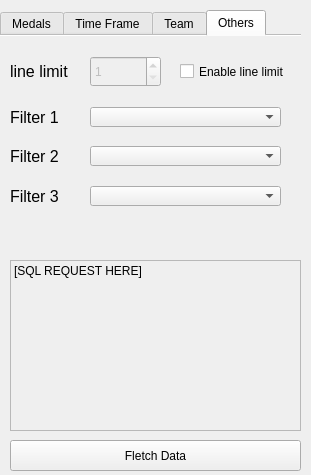
Above: data/UIs/RequestOptions.ui from LiamB72/TROPHEE_NSI before the change. Below: the same form after it.
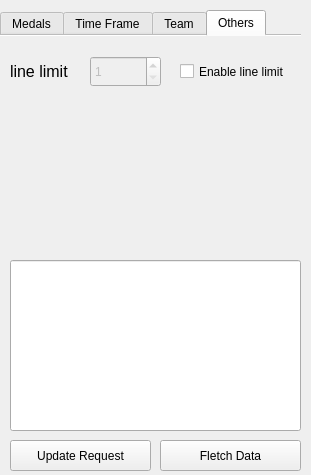
That is the form after the change. The open tabs and pages were chosen to show the change.

Commit message: Made the sql request actually fletch something when prompted to.

Patch:
```diff
--- a/data/UIs/RequestOptions.ui
+++ b/data/UIs/RequestOptions.ui
@@ -352,93 +352,22 @@
        <string>Enable line limit</string>
       </property>
      </widget>
-     <widget class="QLabel" name="label_2">
-      <property name="geometry">
-       <rect>
-        <x>10</x>
-        <y>71</y>
-        <width>91</width>
-        <height>20</height>
-       </rect>
-      </property>
-      <property name="font">
-       <font>
-        <pointsize>12</pointsize>
-       </font>
-      </property>
-      <property name="text">
-       <string>Filter 1</string>
-      </property>
-     </widget>
-     <widget class="QComboBox" name="comboBox">
-      <property name="geometry">
-       <rect>
-        <x>90</x>
-        <y>71</y>
-        <width>191</width>
-        <height>20</height>
-       </rect>
-      </property>
-     </widget>
-     <widget class="QLabel" name="label_3">
-      <property name="geometry">
-       <rect>
-        <x>10</x>
-        <y>110</y>
-        <width>91</width>
-        <height>20</height>
-       </rect>
-      </property>
-      <property name="font">
-       <font>
-        <pointsize>12</pointsize>
-       </font>
-      </property>
-      <property name="text">
-       <string>Filter 2</string>
-      </property>
-     </widget>
-     <widget class="QComboBox" name="comboBox_2">
-      <property name="geometry">
-       <rect>
-        <x>90</x>
-        <y>110</y>
-        <width>191</width>
-        <height>20</height>
-       </rect>
-      </property>
-     </widget>
-     <widget class="QLabel" name="label_4">
-      <property name="geometry">
-       <rect>
-        <x>10</x>
-        <y>150</y>
-        <width>91</width>
-        <height>20</height>
-       </rect>
-      </property>
-      <property name="font">
-       <font>
-        <pointsize>12</pointsize>
-       </font>
-      </property>
-      <property name="text">
-       <string>Filter 3</string>
-      </property>
-     </widget>
-     <widget class="QComboBox" name="comboBox_3">
-      <property name="geometry">
-       <rect>
-        <x>90</x>
-        <y>150</y>
-        <width>191</width>
-        <height>20</height>
-       </rect>
-      </property>
-     </widget>
     </widget>
    </widget>
-   <widget class="QLabel" name="sqlRequestBox">
+   <widget class="QPushButton" name="confirmButton">
+    <property name="geometry">
+     <rect>
+      <x>160</x>
+      <y>440</y>
+      <width>141</width>
+      <height>31</height>
+     </rect>
+    </property>
+    <property name="text">
+     <string>Fletch Data</string>
+    </property>
+   </widget>
+   <widget class="QLineEdit" name="sqlRequestQT">
     <property name="geometry">
      <rect>
       <x>10</x>
@@ -447,39 +376,27 @@
       <height>171</height>
      </rect>
     </property>
-    <property name="frameShape">
-     <enum>QFrame::StyledPanel</enum>
-    </property>
-    <property name="frameShadow">
-     <enum>QFrame::Raised</enum>
-    </property>
-    <property name="text">
-     <string>[SQL REQUEST HERE]</string>
-    </property>
-    <property name="textFormat">
-     <enum>Qt::PlainText</enum>
-    </property>
     <property name="alignment">
      <set>Qt::AlignLeading|Qt::AlignLeft|Qt::AlignTop</set>
     </property>
-    <property name="wordWrap">
+    <property name="clearButtonEnabled">
      <bool>true</bool>
     </property>
     <property name="buddy">
      <cstring></cstring>
     </property>
    </widget>
-   <widget class="QPushButton" name="confirmButton">
+   <widget class="QPushButton" name="updButton">
     <property name="geometry">
      <rect>
       <x>10</x>
       <y>440</y>
-      <width>291</width>
+      <width>141</width>
       <height>31</height>
      </rect>
     </property>
     <property name="text">
-     <string>Fletch Data</string>
+     <string>Update Request</string>
     </property>
    </widget>
   </widget>
```
Left out of the diff: 9 changed lines with no effect on the pictures. The commit also changes 2 other files.
